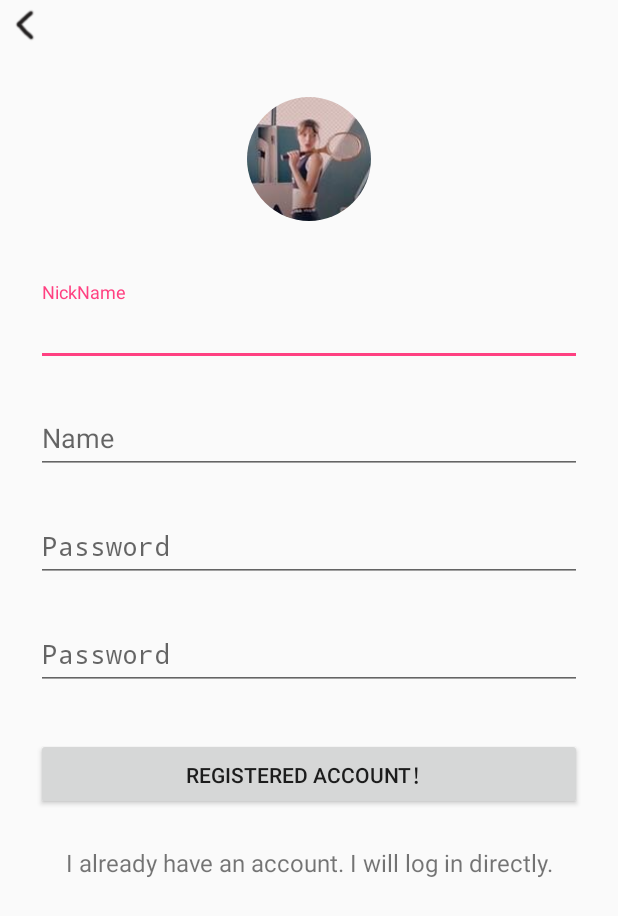
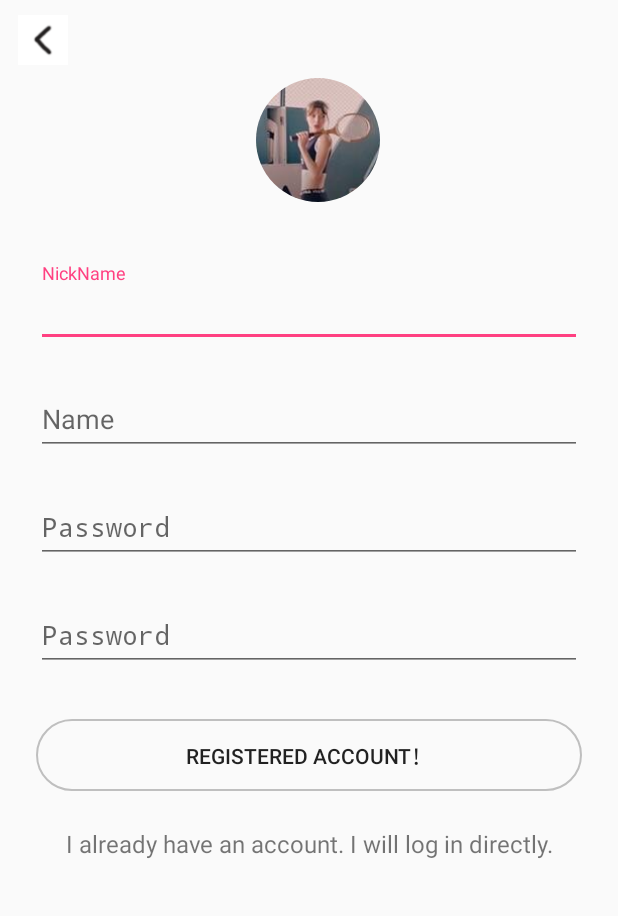
Before and after one commit to Breeze-del/SSCapp, an Android app: the RegisterActivity screen opened directly, with no data from a screen before it, on a phone screen of 412 x 824 dp. Shown: the top 916 px of the screen. Run offline under Robolectric (Android 15) with nearby library versions, the phone set to English and light mode, and no system bars; our stand-ins replace CircleImageView; pictures from the network do not load.

Commit message:
完成注册界面BUG修复和注册界面UI优化 完成button响应变化

```diff
--- a/app/src/main/java/com/example/liqingfeng/sscapp/View/Activity/LoginActivity.java
+++ b/app/src/main/java/com/example/liqingfeng/sscapp/View/Activity/LoginActivity.java
@@ -353,8 +353,8 @@ public class LoginActivity extends Activity {
     @Override
     protected void onActivityResult(int requestCode, int resultCode, Intent data) {
         String result = data.getExtras().getString( "result" );
-        EditText usname = findViewById( R.id.login_password );
-        usname.setText( result );
+        password.setText( result );
+        username.setText( UserConstant.userName );
     }
 
     /**
--- a/app/src/main/java/com/example/liqingfeng/sscapp/View/Activity/RegisterActivity.java
+++ b/app/src/main/java/com/example/liqingfeng/sscapp/View/Activity/RegisterActivity.java
@@ -11,6 +11,7 @@ import android.view.View;
 import android.view.Window;
 import android.view.WindowManager;
 import android.view.inputmethod.InputMethodManager;
+import android.widget.Button;
 import android.widget.EditText;
 import android.widget.TextView;
 import android.widget.Toast;
@@ -32,6 +33,7 @@ public class RegisterActivity extends Activity {
     private EditText userName;
     private EditText userPassword1;
     private EditText userPassword2;
+    private Button   backTologin;
     //两次密码
     private String passWord1,passWord2;
 
@@ -84,7 +86,7 @@ public class RegisterActivity extends Activity {
         RequestManager requestManager = RequestManager.getInstance( this );
         requestManager.requestAsyn( UrlConfig.registerUrl,RequestManager.TYPE_POST_JSON,
                 new Param().append( "usName",UserConstant.userName ).
-                        append( "usNickname",UserConstant.userNickName ).append( "userPassword",password ).end(),false,
+                        append( "usNickname",UserConstant.userNickName ).append( "usPassword",password ).end(),false,
                 new RequestManager.ReqCallBack<ResponseModel>() {
                     @Override
                     public void onReqSuccess(ResponseModel result) {
@@ -111,7 +113,7 @@ public class RegisterActivity extends Activity {
     @Override
     public void onBackPressed() {
         Intent intent=new Intent();
-        intent.putExtra("result",passWord1);
+        intent.putExtra("result",passWord2);
         this.setResult(1, intent);
         this.finish();
     }
@@ -122,10 +124,8 @@ public class RegisterActivity extends Activity {
      */
     public void backTologin(View view)
     {
-        Intent intent=new Intent(RegisterActivity.this,LoginActivity.class);
-        startActivity(intent);
-        //简单跳转动画
-        overridePendingTransition(android.R.anim.fade_in, android.R.anim.fade_out);
+        passWord2="";
+        onBackPressed();
     }
     /**
      * 点击空白区域隐藏键盘.
@@ -142,7 +142,6 @@ public class RegisterActivity extends Activity {
     }
     /**
      * 根据EditText所在坐标和用户点击的坐标相对比，来判断是否隐藏键盘，因为当用户点击EditText时则不能隐藏
-     *
      * @param v
      * @param event
      * @return
@@ -176,5 +175,4 @@ public class RegisterActivity extends Activity {
             im.hideSoftInputFromWindow(token, InputMethodManager.HIDE_NOT_ALWAYS);
         }
     }
-
 }
--- /dev/null
+++ b/app/src/main/res/drawable/button_select.xml
@@ -0,0 +1,10 @@
+<?xml version="1.0" encoding="utf-8"?>
+<selector xmlns:android="http://schemas.android.com/apk/res/android">
+
+    <item
+        android:state_pressed="true"
+        android:drawable="@drawable/register_button_select"/>
+    <item
+        android:state_pressed="false"
+        android:drawable="@drawable/register_button"/>
+</selector>
--- /dev/null
+++ b/app/src/main/res/drawable/register_button.xml
@@ -0,0 +1,11 @@
+<?xml version="1.0" encoding="utf-8"?>
+<shape xmlns:android="http://schemas.android.com/apk/res/android"
+    >
+
+    <corners android:radius="50dip"/>
+
+    <stroke
+        android:width="1dip"
+        android:color="@color/gray" />
+
+</shape>
--- /dev/null
+++ b/app/src/main/res/drawable/register_button_select.xml
@@ -0,0 +1,13 @@
+<?xml version="1.0" encoding="utf-8"?>
+<shape xmlns:android="http://schemas.android.com/apk/res/android"
+    >
+
+    <corners android:radius="50dip"/>
+
+    <stroke
+        android:width="1dip"
+        android:color="@color/colorPrimaryDark" />
+    <solid
+        android:color="@color/colorPrimaryDark"/>
+
+</shape>
--- a/app/src/main/res/layout/activity_register.xml
+++ b/app/src/main/res/layout/activity_register.xml
@@ -2,46 +2,41 @@
 <android.support.constraint.ConstraintLayout xmlns:android="http://schemas.android.com/apk/res/android"
     android:layout_width="match_parent"
     android:layout_height="match_parent">
-    <LinearLayout
-        android:id="@+id/regiester_title"
-        android:layout_width="match_parent"
-        android:layout_height="wrap_content"
-        android:gravity="center_vertical">
-        <TextView
-            android:layout_width="wrap_content"
-            android:layout_height="wrap_content"
-            android:text=" "
-            android:textColor="@color/black"
-            android:drawableLeft="@mipmap/ic_back_black"
-            android:textSize="20dp"
-            android:onClick="backTologin"
-            android:clickable="true"/>
-    </LinearLayout>
-
     <ScrollView
     android:layout_width="fill_parent"
     android:layout_height="fill_parent"
     android:fitsSystemWindows="true">
-
     <LinearLayout
         android:orientation="vertical"
         android:layout_width="match_parent"
         android:layout_height="wrap_content"
-        android:paddingTop="56dp"
-        android:paddingLeft="24dp"
+        android:paddingTop="10dp"
+        android:paddingLeft="12dp"
         android:paddingRight="24dp">
+
+        <TextView
+            android:id="@+id/register_back_login"
+            android:layout_width="wrap_content"
+            android:layout_height="wrap_content"
+            android:background="@color/white"
+            android:drawableLeft="@mipmap/ic_back_black"
+            android:onClick="backTologin"
+            android:textColor="@color/black"
+            android:textSize="20dp" />
 
         <com.example.liqingfeng.sscapp.View.CustomView.CircleImageView
             android:src="@mipmap/ic_default_image"
             android:layout_width="wrap_content"
             android:layout_height="100dp"
             android:layout_marginBottom="24dp"
+            android:layout_marginLeft="12dp"
             android:layout_gravity="center_horizontal" />
 
         <!--  Name Label -->
         <android.support.design.widget.TextInputLayout
             android:layout_width="match_parent"
             android:layout_height="wrap_content"
+            android:layout_marginLeft="12dp"
             android:layout_marginTop="8dp"
             android:layout_marginBottom="8dp">
             <EditText android:id="@+id/register_nickname"
@@ -55,6 +50,7 @@
         <android.support.design.widget.TextInputLayout
             android:layout_width="match_parent"
             android:layout_height="wrap_content"
+            android:layout_marginLeft="12dp"
             android:layout_marginTop="8dp"
             android:layout_marginBottom="8dp">
             <EditText android:id="@+id/register_name"
@@ -68,6 +64,7 @@
         <android.support.design.widget.TextInputLayout
             android:layout_width="match_parent"
             android:layout_height="wrap_content"
+            android:layout_marginLeft="12dp"
             android:layout_marginTop="8dp"
             android:layout_marginBottom="8dp">
             <EditText android:id="@+id/register_password1"
@@ -81,6 +78,7 @@
         <android.support.design.widget.TextInputLayout
             android:layout_width="match_parent"
             android:layout_height="wrap_content"
+            android:layout_marginLeft="12dp"
             android:layout_marginTop="8dp"
             android:layout_marginBottom="8dp">
             <EditText android:id="@+id/register_password2"
@@ -95,20 +93,24 @@
             android:id="@+id/btn_signup"
             android:layout_width="fill_parent"
             android:layout_height="wrap_content"
+            android:layout_marginLeft="12dp"
             android:layout_marginTop="24dp"
             android:layout_marginBottom="24dp"
             android:padding="12dp"
             android:text="@string/register_name"
-            android:onClick="registerStart"/>
+            android:onClick="registerStart"
+            android:background="@drawable/button_select"/>
 
-        <TextView android:id="@+id/link_login"
+        <TextView
+            android:id="@+id/link_login"
             android:layout_width="fill_parent"
             android:layout_height="wrap_content"
+            android:layout_marginLeft="12dp"
             android:layout_marginBottom="24dp"
             android:text="@string/register_to_login"
             android:gravity="center"
             android:textSize="16dip"/>
 
     </LinearLayout>
-</ScrollView>
+    </ScrollView>
 </android.support.constraint.ConstraintLayout>
```
